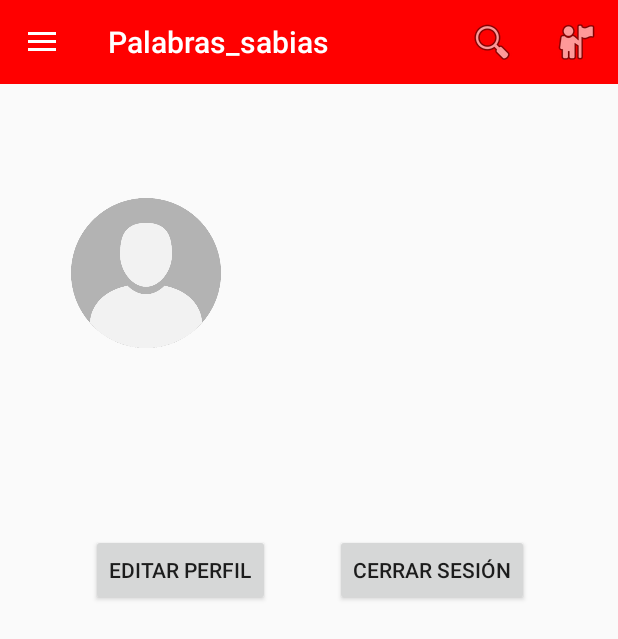
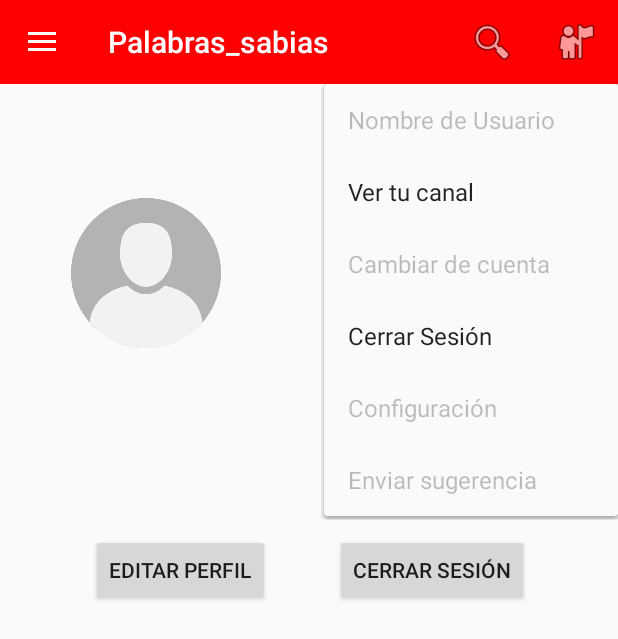
Before and after one commit to Luis-Daniel-Espinoza-Gonzales/Palabras_sabias, an Android app built with Jetpack Compose: the ProfileActivity screen opened directly, with no data from a screen before it, after a tap on "Perfil", on a phone screen of 412 x 824 dp. Shown: the top 639 px of the screen. Run offline under Robolectric (Android 15) with nearby library versions, the phone set to English and light mode, and no system bars.

Commit message:
subo home vacio con navbar que envia a profile

```diff
--- a/Proyecto_android/app/src/main/java/com/example/palabras_sabias/prototipo/ui/screens/BaseActivity.kt
+++ b/Proyecto_android/app/src/main/java/com/example/palabras_sabias/prototipo/ui/screens/BaseActivity.kt
@@ -1,25 +1,39 @@
 package com.example.palabras_sabias.prototipo.ui.screens
 
+import android.content.Intent
+import android.os.Build
 import android.os.Bundle
+import android.view.Gravity
 import android.view.Menu
 import android.view.MenuItem
+import android.view.View
+import android.widget.PopupMenu
 import androidx.appcompat.app.ActionBarDrawerToggle
 import androidx.appcompat.app.AppCompatActivity
 import androidx.appcompat.widget.Toolbar
 import androidx.drawerlayout.widget.DrawerLayout
 import com.google.android.material.navigation.NavigationView
 import com.example.palabras_sabias.R
+import com.example.palabras_sabias.prototipo.data.model.Usuario
 
 open class BaseActivity : AppCompatActivity() {
 
     protected lateinit var drawerLayout: DrawerLayout
     protected lateinit var navView: NavigationView
     protected lateinit var toolbar: Toolbar
+    protected var currentUser: Usuario? = null // Variable para guardar el usuario
 
     override fun onCreate(savedInstanceState: Bundle?) {
         super.onCreate(savedInstanceState)
+        setContentView(R.layout.activity_base)
 
-        setContentView(R.layout.activity_base)
+        // --- Recuperar el usuario del Intent ---
+        currentUser = if (Build.VERSION.SDK_INT >= Build.VERSION_CODES.TIRAMISU) {
+            intent.getParcelableExtra("USER_DATA", Usuario::class.java)
+        } else {
+            @Suppress("DEPRECATION")
+            intent.getParcelableExtra<Usuario>("USER_DATA")
+        }
 
         drawerLayout = findViewById(R.id.drawer_layout)
         navView = findViewById(R.id.nav_view)
@@ -27,7 +41,6 @@ open class BaseActivity : AppCompatActivity() {
 
         setSupportActionBar(toolbar)
 
-        // Mostrar icono ☰ (hamburger)
         val toggle = ActionBarDrawerToggle(
             this, drawerLayout, toolbar,
             R.string.navigation_drawer_open,
@@ -54,7 +67,6 @@ open class BaseActivity : AppCompatActivity() {
         }
     }
 
-    // Inflar menú superior (lupa y perfil)
     override fun onCreateOptionsMenu(menu: Menu): Boolean {
         menuInflater.inflate(R.menu.menu_toolbar, menu)
         return true
@@ -62,15 +74,45 @@ open class BaseActivity : AppCompatActivity() {
 
     override fun onOptionsItemSelected(item: MenuItem): Boolean {
         when (item.itemId) {
-            R.id.action_search -> {
-                // FUTURA FUNCIÓN DE BUSCAR
-                return true
-            }
+            R.id.action_search -> { return true }
             R.id.action_profile -> {
-                // FUTURA FUNCIÓN DE PERFIL
+                // ANCHOR FIX: Usamos la Toolbar como ancla, ya que findViewById no puede encontrar IDs de menú.
+                showProfilePopupMenu(toolbar)
                 return true
             }
         }
         return super.onOptionsItemSelected(item)
     }
+
+    private fun showProfilePopupMenu(anchor: View) {
+        // Añadimos Gravity.END para alinear el menú a la derecha de la toolbar.
+        val popup = PopupMenu(this, anchor, Gravity.END)
+        popup.menuInflater.inflate(R.menu.profile_popup_menu, popup.menu)
+
+        // --- Mostrar el nombre de usuario dinámicamente ---
+        currentUser?.let {
+            val usernameItem = popup.menu.findItem(R.id.action_username_display)
+            usernameItem.title = it.username
+        }
+
+        popup.setOnMenuItemClickListener { menuItem ->
+            when (menuItem.itemId) {
+                R.id.action_view_channel -> {
+                    val intent = Intent(this, ProfileActivity::class.java)
+                    // --- Pasar los datos del usuario a ProfileActivity ---
+                    intent.putExtra("USER_DATA", currentUser)
+                    startActivity(intent)
+                    true
+                }
+                R.id.action_logout -> {
+                    val intent = Intent(this, LoginActivity::class.java)
+                    intent.flags = Intent.FLAG_ACTIVITY_NEW_TASK or Intent.FLAG_ACTIVITY_CLEAR_TASK
+                    startActivity(intent)
+                    true
+                }
+                else -> false
+            }
+        }
+        popup.show()
+    }
 }
--- a/Proyecto_android/app/src/main/java/com/example/palabras_sabias/prototipo/ui/screens/LoginActivity.kt
+++ b/Proyecto_android/app/src/main/java/com/example/palabras_sabias/prototipo/ui/screens/LoginActivity.kt
@@ -46,8 +46,8 @@ class LoginActivity : ComponentActivity() {
             usuario?.let {
                 Toast.makeText(this, "¡Bienvenido, ${it.username}!", Toast.LENGTH_LONG).show()
 
-                // Navegar a ProfileActivity
-                val intent = Intent(this, ProfileActivity::class.java)
+                // Navegar a HomeActivity
+                val intent = Intent(this, HomeActivity::class.java)
                 // Opcional, pero recomendado: Pasa los datos del usuario a la siguiente actividad
                 intent.putExtra("USER_DATA", it)
                 startActivity(intent)
--- a/Proyecto_android/app/src/main/java/com/example/palabras_sabias/prototipo/ui/screens/ProfileActivity.kt
+++ b/Proyecto_android/app/src/main/java/com/example/palabras_sabias/prototipo/ui/screens/ProfileActivity.kt
@@ -11,7 +11,8 @@ class ProfileActivity : BaseActivity() {
     override fun onCreate(savedInstanceState: Bundle?) {
         super.onCreate(savedInstanceState)
 
-        layoutInflater.inflate(R.layout.activity_profile, findViewById(R.id.content_frame))
+        // Infla el layout del perfil y lo añade al FrameLayout de la BaseActivity
+        layoutInflater.inflate(R.layout.activity_profile, findViewById(R.id.content_frame), true)
 
         val usernameTextView = findViewById<TextView>(R.id.username_textview)
         val biographyTextView = findViewById<TextView>(R.id.biography_textview)
--- /dev/null
+++ b/Proyecto_android/app/src/main/res/layout/activity_home.xml
@@ -0,0 +1,6 @@
+<?xml version="1.0" encoding="utf-8"?>
+<androidx.constraintlayout.widget.ConstraintLayout xmlns:android="http://schemas.android.com/apk/res/android"
+    android:layout_width="match_parent"
+    android:layout_height="match_parent">
+
+</androidx.constraintlayout.widget.ConstraintLayout>
--- /dev/null
+++ b/Proyecto_android/app/src/main/res/menu/profile_popup_menu.xml
@@ -0,0 +1,33 @@
+<?xml version="1.0" encoding="utf-8"?>
+<menu xmlns:android="http://schemas.android.com/apk/res/android">
+
+    <!-- Contenedor para el nombre de usuario -->
+    <item
+        android:id="@+id/action_username_display"
+        android:title="Nombre de Usuario"
+        android:enabled="false" />
+
+    <item
+        android:id="@+id/action_view_channel"
+        android:title="Ver tu canal" />
+
+    <item
+        android:id="@+id/action_change_account"
+        android:title="Cambiar de cuenta"
+        android:enabled="false" />
+
+    <item
+        android:id="@+id/action_logout"
+        android:title="Cerrar Sesión" />
+
+    <item
+        android:id="@+id/action_settings"
+        android:title="Configuración"
+        android:enabled="false" />
+
+    <item
+        android:id="@+id/action_send_suggestion"
+        android:title="Enviar sugerencia"
+        android:enabled="false" />
+
+</menu>
```
Also changed, not shown: Proyecto_android/app/src/main/AndroidManifest.xml (+6 -3 lines), Proyecto_android/app/src/main/java/com/example/palabras_sabias/prototipo/ui/screens/HomeActivity.kt (+9 -1 lines).
